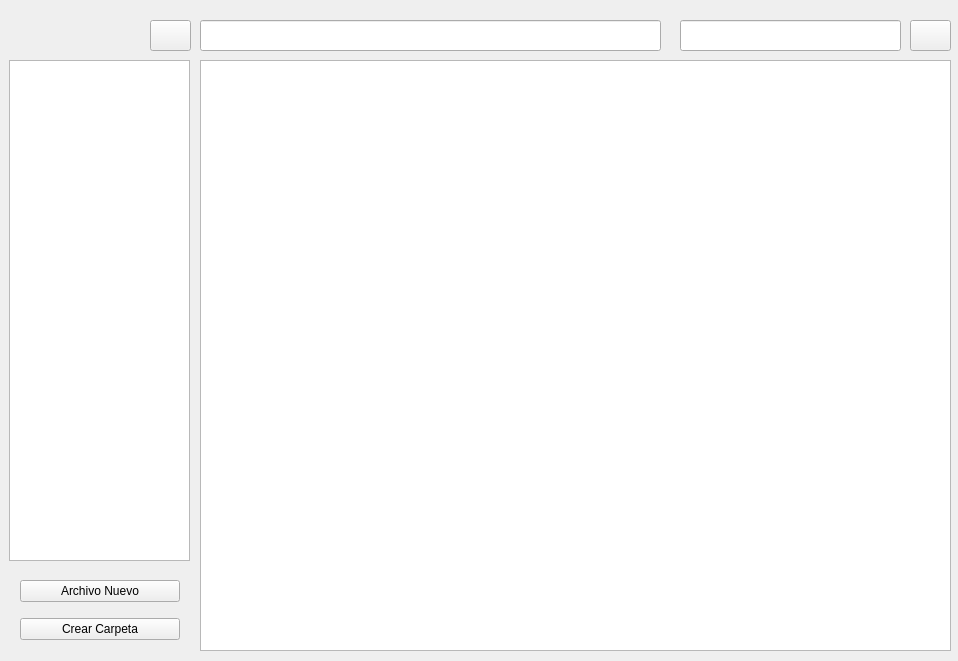
First picture: the form in UI_Explorador.ui, repository vale18carvajal/ProyectoPython, before the edit.
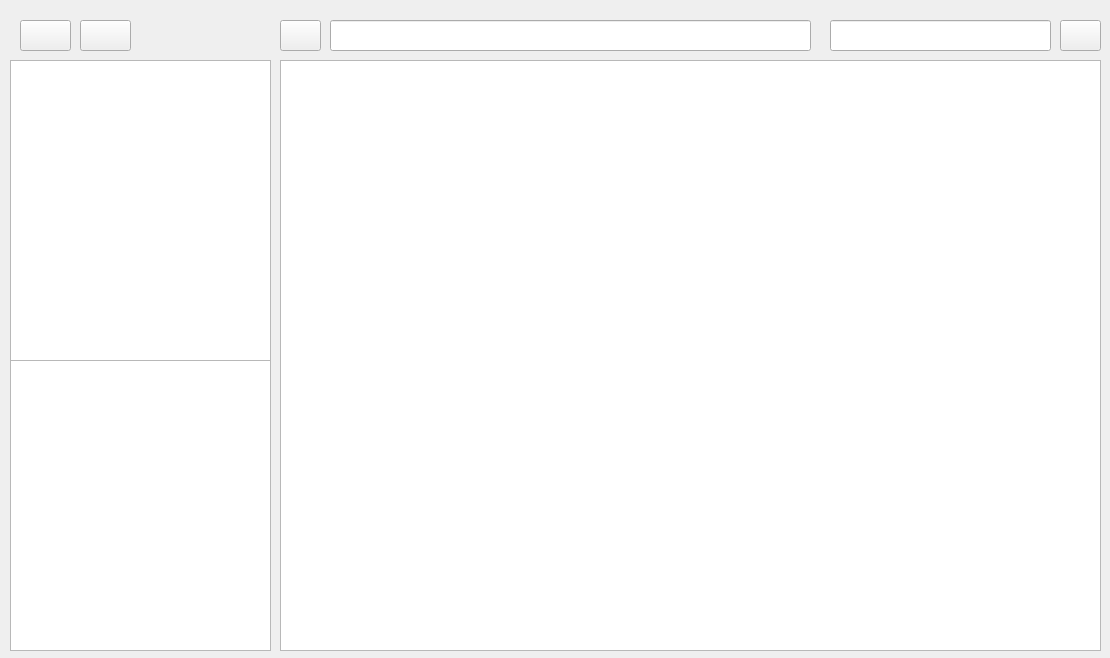
Second picture: the form after the edit. Icons and pictures are not drawn.

Diff of the .ui file:
```diff
--- a/UI_Explorador.ui
+++ b/UI_Explorador.ui
@@ -6,8 +6,8 @@
    <rect>
     <x>0</x>
     <y>0</y>
-    <width>958</width>
-    <height>661</height>
+    <width>1110</width>
+    <height>658</height>
    </rect>
   </property>
   <property name="windowTitle">
@@ -20,9 +20,9 @@
   <widget class="QWidget" name="verticalLayoutWidget">
    <property name="geometry">
     <rect>
-     <x>200</x>
+     <x>280</x>
      <y>60</y>
-     <width>751</width>
+     <width>821</width>
      <height>591</height>
     </rect>
    </property>
@@ -34,6 +34,9 @@
         <pointsize>11</pointsize>
        </font>
       </property>
+      <property name="lineWidth">
+       <number>1</number>
+      </property>
       <property name="rootIsDecorated">
        <bool>false</bool>
       </property>
@@ -44,38 +47,12 @@
     </item>
    </layout>
   </widget>
-  <widget class="QWidget" name="verticalLayoutWidget_2">
-   <property name="geometry">
-    <rect>
-     <x>20</x>
-     <y>570</y>
-     <width>160</width>
-     <height>81</height>
-    </rect>
-   </property>
-   <layout class="QVBoxLayout" name="verticalLayout_2">
-    <item>
-     <widget class="QPushButton" name="btnCrearArchivo">
-      <property name="text">
-       <string>Archivo Nuevo</string>
-      </property>
-     </widget>
-    </item>
-    <item>
-     <widget class="QPushButton" name="btnCrearCarpeta">
-      <property name="text">
-       <string>Crear Carpeta</string>
-      </property>
-     </widget>
-    </item>
-   </layout>
-  </widget>
   <widget class="QLineEdit" name="txtDirectorio">
    <property name="geometry">
     <rect>
-     <x>200</x>
+     <x>330</x>
      <y>20</y>
-     <width>461</width>
+     <width>481</width>
      <height>31</height>
     </rect>
    </property>
@@ -134,7 +111,7 @@
   <widget class="QLineEdit" name="txtBusqueda">
    <property name="geometry">
     <rect>
-     <x>680</x>
+     <x>830</x>
      <y>20</y>
      <width>221</width>
      <height>31</height>
@@ -176,7 +153,7 @@
   <widget class="QPushButton" name="btnBuscar">
    <property name="geometry">
     <rect>
-     <x>910</x>
+     <x>1060</x>
      <y>20</y>
      <width>41</width>
      <height>31</height>
@@ -193,10 +170,10 @@
   <widget class="QWidget" name="verticalLayoutWidget_3">
    <property name="geometry">
     <rect>
-     <x>9</x>
+     <x>10</x>
      <y>60</y>
-     <width>181</width>
-     <height>501</height>
+     <width>261</width>
+     <height>301</height>
     </rect>
    </property>
    <layout class="QVBoxLayout" name="verticalLayout_3">
@@ -214,7 +191,7 @@
   <widget class="QPushButton" name="btnReiniciar">
    <property name="geometry">
     <rect>
-     <x>150</x>
+     <x>280</x>
      <y>20</y>
      <width>41</width>
      <height>31</height>
@@ -228,6 +205,61 @@
      <normaloff>Iconos/Home.png</normaloff>Iconos/Home.png</iconset>
    </property>
   </widget>
+  <widget class="QPushButton" name="btnCrearCarpeta">
+   <property name="geometry">
+    <rect>
+     <x>20</x>
+     <y>20</y>
+     <width>51</width>
+     <height>31</height>
+    </rect>
+   </property>
+   <property name="text">
+    <string/>
+   </property>
+   <property name="icon">
+    <iconset>
+     <normaloff>Iconos/newFolder.png</normaloff>Iconos/newFolder.png</iconset>
+   </property>
+  </widget>
+  <widget class="QPushButton" name="btnCrearArchivo">
+   <property name="geometry">
+    <rect>
+     <x>80</x>
+     <y>20</y>
+     <width>51</width>
+     <height>31</height>
+    </rect>
+   </property>
+   <property name="text">
+    <string/>
+   </property>
+   <property name="icon">
+    <iconset>
+     <normaloff>Iconos/newFile.png</normaloff>Iconos/newFile.png</iconset>
+   </property>
+  </widget>
+  <widget class="QWidget" name="verticalLayoutWidget_2">
+   <property name="geometry">
+    <rect>
+     <x>10</x>
+     <y>360</y>
+     <width>261</width>
+     <height>291</height>
+    </rect>
+   </property>
+   <layout class="QVBoxLayout" name="verticalLayout_2">
+    <item>
+     <widget class="QTreeView" name="arbol3">
+      <property name="font">
+       <font>
+        <pointsize>11</pointsize>
+       </font>
+      </property>
+     </widget>
+    </item>
+   </layout>
+  </widget>
  </widget>
  <resources/>
  <connections/>
```
